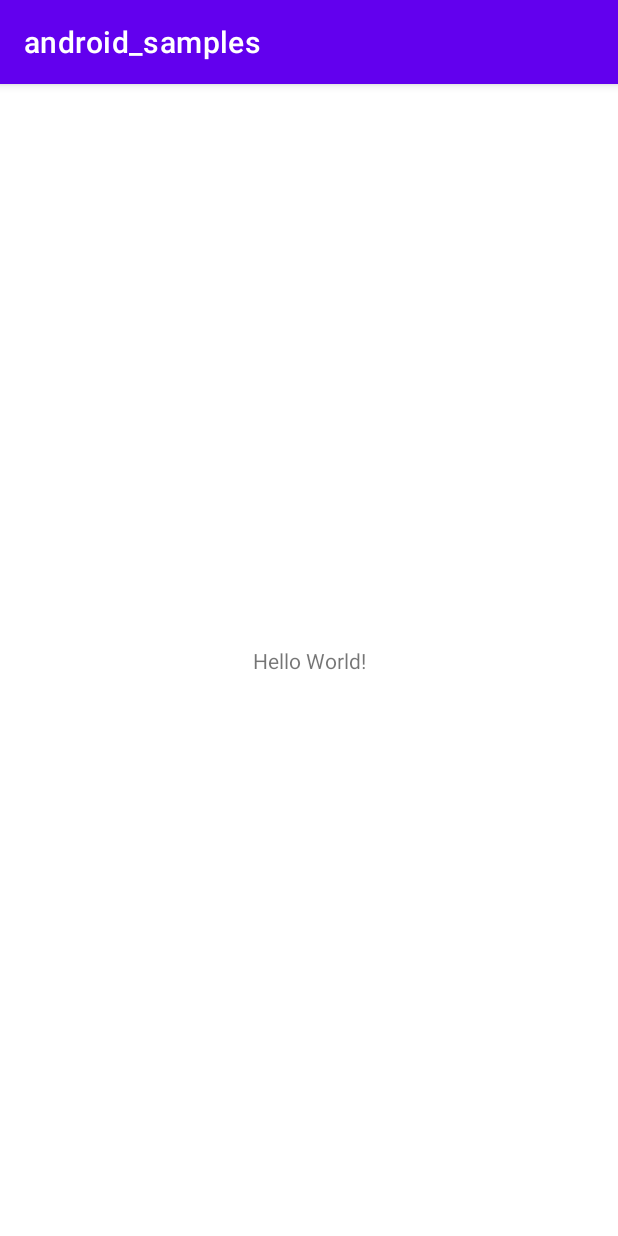
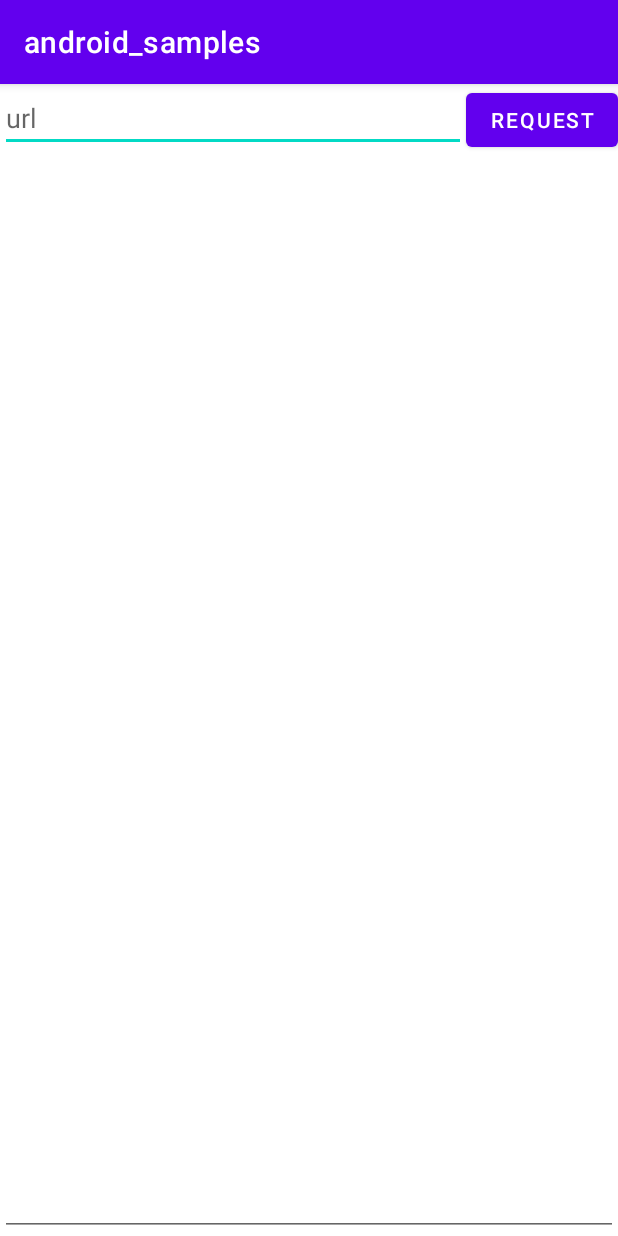
Before and after one commit to qifendev/android_samples, an Android app: the screen it shows after launch (MainActivity), on a phone screen of 412 x 824 dp. Run offline under Robolectric (Android 15) with nearby library versions, the phone set to English and light mode, and no system bars.

Commit message:
完成去水印和下载，调用api：https://admin.feeprint.com/

```diff
--- a/app/src/main/AndroidManifest.xml
+++ b/app/src/main/AndroidManifest.xml
@@ -2,9 +2,14 @@
 <manifest xmlns:android="http://schemas.android.com/apk/res/android"
     package="site.qifen.android_samples">
 
+    <uses-permission android:name="android.permission.INTERNET" />
+    <uses-permission android:name="android.permission.READ_EXTERNAL_STORAGE" />
+    <uses-permission android:name="android.permission.WRITE_EXTERNAL_STORAGE" />
+
     <application
         android:allowBackup="true"
         android:icon="@mipmap/ic_launcher"
+        android:usesCleartextTraffic="true"
         android:label="@string/app_name"
         android:roundIcon="@mipmap/ic_launcher_round"
         android:supportsRtl="true"
--- a/app/src/main/res/layout/activity_main.xml
+++ b/app/src/main/res/layout/activity_main.xml
@@ -1,19 +1,39 @@
 <?xml version="1.0" encoding="utf-8"?>
-<androidx.constraintlayout.widget.ConstraintLayout xmlns:android="http://schemas.android.com/apk/res/android"
+<LinearLayout xmlns:android="http://schemas.android.com/apk/res/android"
     xmlns:app="http://schemas.android.com/apk/res-auto"
     xmlns:tools="http://schemas.android.com/tools"
     android:layout_width="match_parent"
     android:layout_height="match_parent"
+    android:orientation="vertical"
     tools:context=".MainActivity">
 
-    <TextView
-        android:id="@+id/sample_text"
-        android:layout_width="wrap_content"
+    <LinearLayout
+        android:layout_width="match_parent"
         android:layout_height="wrap_content"
-        android:text="Hello World!"
-        app:layout_constraintBottom_toBottomOf="parent"
-        app:layout_constraintLeft_toLeftOf="parent"
-        app:layout_constraintRight_toRightOf="parent"
-        app:layout_constraintTop_toTopOf="parent" />
+        android:orientation="horizontal">
 
-</androidx.constraintlayout.widget.ConstraintLayout>
+        <EditText
+            android:id="@+id/url"
+            android:layout_width="0dp"
+            android:layout_height="wrap_content"
+            android:layout_weight="1"
+            android:hint="url" />
+
+
+        <Button
+            android:id="@+id/btn"
+            android:layout_width="wrap_content"
+            android:layout_height="wrap_content"
+            android:text="Request" />
+
+
+    </LinearLayout>
+
+
+    <EditText
+        android:layout_width="match_parent"
+        android:id="@+id/show"
+        android:layout_height="match_parent"/>
+
+
+</LinearLayout>
```
Also changed, not shown: app/build.gradle (+7 -0 lines), app/src/main/java/site/qifen/android_samples/ApiServer.java (added, +13 -0 lines), app/src/main/java/site/qifen/android_samples/Data.java (added, +34 -0 lines), app/src/main/java/site/qifen/android_samples/MainActivity.java (+94 -12 lines), app/src/main/java/site/qifen/android_samples/Result.java (added, +31 -0 lines), app/src/main/java/site/qifen/android_samples/ServerBuilder.java (added, +62 -0 lines).
